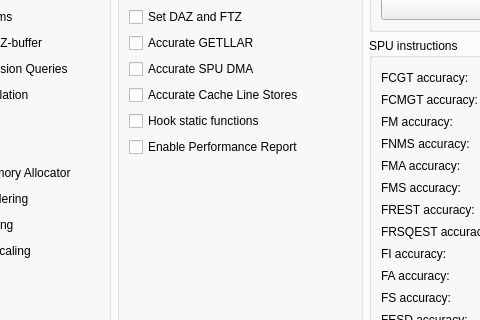
First picture: the form in rpcs3/rpcs3qt/settings_dialog.ui, repository xlj44400/rpcs3, before the edit; both pictures show x 158 to 638 and y 146 to 466 of the 796 by 798 pixel window.
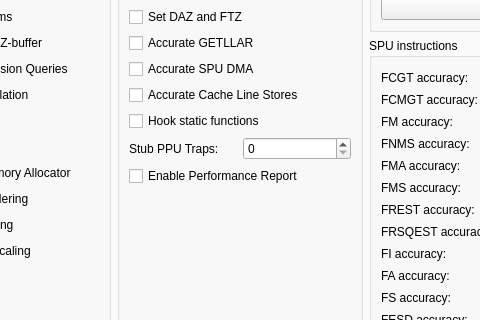
Second picture: the form after the edit. The open tabs and pages were chosen to show the change. Icons and pictures are not drawn.

Commit message: UI: Stub PPU Trap

```diff
--- a/rpcs3/rpcs3qt/settings_dialog.ui
+++ b/rpcs3/rpcs3qt/settings_dialog.ui
@@ -3733,6 +3733,20 @@
               </property>
              </widget>
             </item>
+              <item>
+               <layout class="QHBoxLayout" name="layout_ppu_trap" stretch="0,0">
+                <item>
+               <widget class="QLabel" name="ppu_trap_label">
+                <property name="text">
+                 <string>Stub PPU Traps:</string>
+                  </property>
+                 </widget>
+                </item>
+                <item>
+                 <widget class="QSpinBox" name="ppu_trap"/>
+                </item>
+               </layout>
+              </item>
             <item>
              <widget class="QCheckBox" name="perfReport">
               <property name="text">
```
The commit also changes 2 other files.
